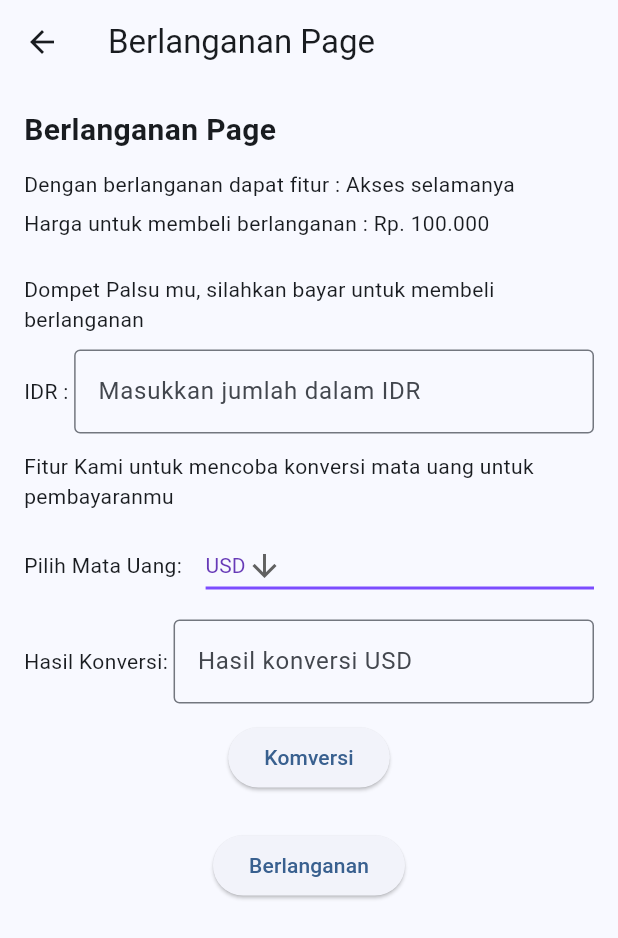
After one commit to Simad9/ProjekAkhir_TPM, a Flutter app: the BerlangananScreen screen opened by its route, after a tap on "Berlanganan", on a phone screen of 412 x 824 dp. The commit adds this screen. Shown: the top 938 px of the screen. Run offline on Flutter 3.47's test engine with Material 3 defaults, Android fonts, the phone set to English and light mode, and no system bars; our stand-ins replace sensors_plus, shared_preferences; accounts and stored records are empty.

Commit message:
update : konveri-konversi done, tinggal rapiin lagi

```diff
--- a/lib/models/user_model.dart
+++ b/lib/models/user_model.dart
@@ -2,22 +2,30 @@ class User {
   final String username;
   final String email;
   final String passwordHash;
+  final bool? sudah_bayar;
+  final String? waktu_bayar;
 
   User({
     required this.username,
     required this.email,
     required this.passwordHash,
+    this.sudah_bayar,
+    this.waktu_bayar,
   });
 
   factory User.fromJson(Map<String, dynamic> json) => User(
     username: json['username'],
     email: json['email'],
     passwordHash: json['passwordHash'],
+    sudah_bayar: json['sudah_bayar'],
+    waktu_bayar: json['waktu_bayar'],
   );
 
   Map<String, dynamic> toJson() => {
     'username': username,
     'email': email,
     'passwordHash': passwordHash,
+    'sudah_bayar': sudah_bayar,
+    'waktu_bayar': waktu_bayar,
   };
 }
--- a/lib/screens/auth/login_screen.dart
+++ b/lib/screens/auth/login_screen.dart
@@ -6,7 +6,6 @@ import 'package:flutter/material.dart';
 import '../../components/button_primary.dart';
 import '../../components/form_input.dart';
 import 'register_screen.dart';
-import '../navigasi_screen.dart';
 
 class LoginScreen extends StatefulWidget {
   const LoginScreen({super.key});
--- a/lib/screens/auth/register_screen.dart
+++ b/lib/screens/auth/register_screen.dart
@@ -58,7 +58,7 @@ class _RegisterScreenState extends State<RegisterScreen> {
       ScaffoldMessenger.of(
         context,
       ).showSnackBar(SnackBar(content: Text("Register berhasil")));
-      return;
+      Navigator.pushReplacementNamed(context, '/');
     } else {
       ScaffoldMessenger.of(context).showSnackBar(
         SnackBar(content: Text("Akun Sudah Terdaftar, coba dengna yang lain")),
--- a/lib/screens/home/home_screen.dart
+++ b/lib/screens/home/home_screen.dart
@@ -4,7 +4,6 @@ import 'package:projek_akhir_mobile/services/hafalan_save.dart';
 
 // Services
 import 'package:shared_preferences/shared_preferences.dart';
-import 'package:projek_akhir_mobile/screens/auth/login_screen.dart';
 
 class HomeScreen extends StatefulWidget {
   const HomeScreen({super.key});
@@ -66,7 +65,6 @@ class _HomeScreenState extends State<HomeScreen> {
               ? Center(child: CircularProgressIndicator())
               : Padding(
                 padding: EdgeInsets.all(8),
-                child: Expanded(
                 child: FutureBuilder<List<Hafalan>>(
                   future: _suratListFuture,
                   builder: (context, snapshot) {
@@ -123,7 +121,6 @@ class _HomeScreenState extends State<HomeScreen> {
                   },
                 ),
               ),
-              ),
     );
   }
 }
--- /dev/null
+++ b/lib/screens/pages/berlanganan_screen.dart
@@ -0,0 +1,261 @@
+import 'dart:convert';
+
+import 'package:flutter/material.dart';
+import 'package:flutter/services.dart';
+import 'package:projek_akhir_mobile/services/konversi_network.dart';
+import 'package:shared_preferences/shared_preferences.dart';
+
+class BerlangananScreen extends StatefulWidget {
+  const BerlangananScreen({super.key});
+
+  @override
+  State<BerlangananScreen> createState() => _BerlangananScreenState();
+}
+
+class _BerlangananScreenState extends State<BerlangananScreen> {
+  final TextEditingController dompetController = TextEditingController();
+  final TextEditingController konversiController = TextEditingController();
+
+  String _mataUangKonversi = "USD";
+
+  @override
+  void initState() {
+    super.initState();
+  }
+
+  Future<void> _cekPembayaran() async {
+    final prefs = await SharedPreferences.getInstance();
+    final List<String>? userList = prefs.getStringList('user_list');
+
+    if (userList == null || userList.isEmpty) {
+      Navigator.pushReplacementNamed(context, '/login');
+      return;
+    }
+
+    final String? usernameSession = prefs.getString('username');
+
+    if (usernameSession == null || usernameSession.isEmpty) {
+      Navigator.pushReplacementNamed(context, '/login');
+      return;
+    }
+
+    final String? userString = userList.firstWhere((element) {
+      try {
+        final Map<String, dynamic> userMap = jsonDecode(element);
+        return userMap['username'] == usernameSession;
+      } catch (e) {
+        return false;
+      }
+    }, orElse: () => '');
+
+    if (userString == null || userString.isEmpty) {
+      Navigator.pushReplacementNamed(context, '/login');
+      return;
+    }
+
+    try {
+      final Map<String, dynamic> dataUser = jsonDecode(userString);
+      if (dataUser['sudah_bayar'] == true) {
+        Navigator.pushReplacementNamed(context, '/jadwal');
+      } else {
+        Navigator.pushReplacementNamed(context, '/berlanganan');
+      }
+    } catch (e) {
+      print('Error parsing user data: $e');
+    }
+  }
+
+  Future<void> konversi() async {
+    final text = dompetController.text;
+    if (text.isEmpty) {
+      konversiController.text = '';
+      return;
+    }
+
+    final result = await CurrencyService().fetchCurrencyRates();
+    final rate = result.data.rates[_mataUangKonversi]?.value;
+    if (rate != null) {
+      konversiController.text = (double.parse(text) * rate).toStringAsFixed(5);
+    }
+  }
+
+  Future<void> _bayarBerlanganan() async {
+    final int uangPalsu = int.parse(dompetController.text);
+    final int hargaBerlanganan = 100000;
+    if (uangPalsu < hargaBerlanganan) {
+      ScaffoldMessenger.of(context).showSnackBar(
+        const SnackBar(
+          content: Text("Uang anda kurang, tambahkan lagi uang palsu anda"),
+        ),
+      );
+    } else {
+      ScaffoldMessenger.of(
+        context,
+      ).showSnackBar(const SnackBar(content: Text("Berlanganan berhasil")));
+
+      final prefs = await SharedPreferences.getInstance();
+      final List<String>? userList = prefs.getStringList('user_list');
+      if (userList != null) {
+        final usernameSession = prefs.getString('username');
+        for (final userString in userList) {
+          final dataUser = jsonDecode(userString);
+          if (dataUser['username'] == usernameSession) {
+            dataUser['sudah_bayar'] = true;
+            dataUser['waktu_bayar'] = DateTime.now().toIso8601String();
+            final index = userList.indexOf(userString);
+            userList[index] = jsonEncode(dataUser);
+            await prefs.setStringList('user_list', userList);
+            break;
+          }
+        }
+      }
+
+      // Pindah Halaman
+      Navigator.pushReplacementNamed(context, '/jadwal');
+    }
+  }
+
+  @override
+  void dispose() {
+    dompetController.dispose();
+    konversiController.dispose();
+    super.dispose();
+  }
+
+  @override
+  Widget build(BuildContext context) {
+    return Scaffold(
+      appBar: AppBar(title: const Text("Berlanganan Page")),
+      body: SafeArea(
+        child: Padding(
+          padding: const EdgeInsets.all(16),
+          child: Column(
+            crossAxisAlignment: CrossAxisAlignment.start,
+            children: [
+              const Text(
+                "Berlanganan Page",
+                style: TextStyle(fontSize: 20, fontWeight: FontWeight.bold),
+              ),
+              const SizedBox(height: 12),
+              const Text("Dengan berlanganan dapat fitur : Akses selamanya"),
+              const SizedBox(height: 6),
+              const Text("Harga untuk membeli berlanganan : Rp. 100.000"),
+              const SizedBox(height: 24),
+              const Text(
+                "Dompet Palsu mu, silahkan bayar untuk membeli berlanganan",
+              ),
+              const SizedBox(height: 10),
+
+              Row(
+                children: [
+                  const Text("IDR : "),
+                  Flexible(
+                    child: TextFormField(
+                      controller: dompetController,
+                      decoration: const InputDecoration(
+                        hintText: "Masukkan jumlah dalam IDR",
+                        border: OutlineInputBorder(),
+                      ),
+                      keyboardType: TextInputType.number,
+                      inputFormatters: [FilteringTextInputFormatter.digitsOnly],
+                    ),
+                  ),
+                ],
+              ),
+
+              const SizedBox(height: 12),
+
+              const Text(
+                "Fitur Kami untuk mencoba konversi mata uang untuk pembayaranmu",
+              ),
+              const SizedBox(height: 12),
+
+              Row(
+                children: [
+                  const Text("Pilih Mata Uang: "),
+                  const SizedBox(width: 12),
+                  Expanded(
+                    child: DropdownButton<String>(
+                      value: _mataUangKonversi,
+                      icon: const Icon(Icons.arrow_downward),
+                      iconSize: 24,
+                      elevation: 16,
+                      style: const TextStyle(color: Colors.deepPurple),
+                      underline: Container(
+                        height: 2,
+                        color: Colors.deepPurpleAccent,
+                      ),
+                      onChanged: (String? newValue) async {
+                        if (newValue == null) return;
+                        setState(() {
+                          _mataUangKonversi = newValue;
+                        });
+                        final text = dompetController.text;
+                        if (text.isNotEmpty) {
+                          final result =
+                              await CurrencyService().fetchCurrencyRates();
+                          final rate =
+                              result.data.rates[_mataUangKonversi]?.value;
+                          if (rate != null) {
+                            konversiController.text =
+                                (double.parse(text) * rate).toStringAsFixed(2);
+                          }
+                        }
+                      },
+                      items:
+                          <String>[
+                            'USD',
+                            'BTC',
+                            'CNY',
+                            'EUR',
+                            'JPY',
+                            'SGD',
+                          ].map<DropdownMenuItem<String>>((String value) {
+                            return DropdownMenuItem<String>(
+                              value: value,
+                              child: Text(value),
+                            );
+                          }).toList(),
+                    ),
+                  ),
+                ],
+              ),
+              const SizedBox(height: 12),
+              Row(
+                children: [
+                  const Text("Hasil Konversi: "),
+                  Flexible(
+                    child: TextFormField(
+                      controller: konversiController,
+                      decoration: const InputDecoration(
+                        hintText: "Hasil konversi USD",
+                        border: OutlineInputBorder(),
+                      ),
+                      readOnly: true,
+                    ),
+                  ),
+                ],
+              ),
+              const SizedBox(height: 12),
+              Center(
+                child: ElevatedButton(
+                  onPressed: () => konversi(),
+                  child: const Text("Komversi"),
+                ),
+              ),
+
+              const SizedBox(height: 24),
+
+              Center(
+                child: ElevatedButton(
+                  onPressed: () => _bayarBerlanganan(),
+                  child: const Text("Berlanganan"),
+                ),
+              ),
+            ],
+          ),
+        ),
+      ),
+    );
+  }
+}
--- a/pubspec.yaml
+++ b/pubspec.yaml
@@ -11,6 +11,7 @@ dependencies:
   cupertino_icons: ^1.0.8
   flutter:
     sdk: flutter
+  flutter_dotenv: ^5.2.1
   geolocator: ^10.1.0
   google_maps_flutter: ^2.5.0
   http: ^1.4.0
```
Also changed, not shown: lib/components/menu_list.dart (+5 -6 lines), lib/main.dart (+12 -2 lines), lib/models/konversi_model.dart (added, +57 -0 lines), lib/screens/home/list_screen.dart (+13 -2 lines), lib/screens/home/profile_screen.dart (+10 -10 lines), lib/screens/pages/jadwal_pembayaran_screen.dart (added, +150 -0 lines), lib/services/hafalan_save.dart (+17 -4 lines), lib/services/konversi_network.dart (added, +19 -0 lines), lib/services/user_save.dart (+9 -0 lines), pubspec.lock, 2 other files. Lines whose indentation alone changed are shown as unchanged.
